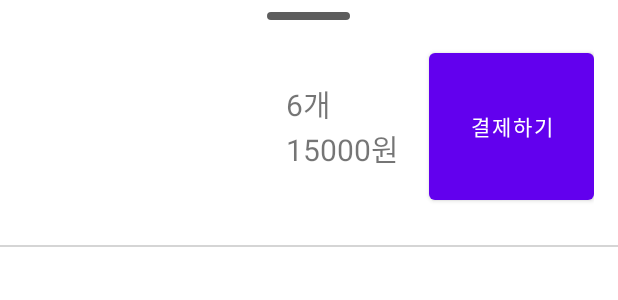
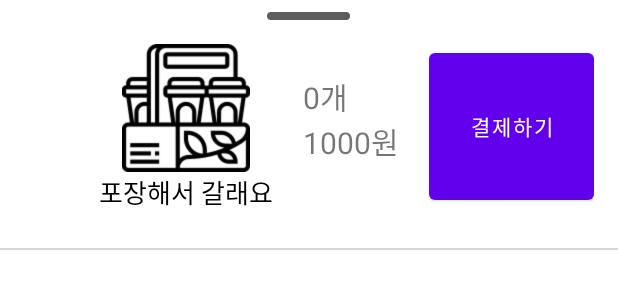
Before and after one commit to eFOROW/kiosk, an Android app: the layout cart_pannel.xml on its own in the app's theme, with its tools: preview values and no code run, on a phone screen of 412 x 824 dp. Shown: the top 300 px of the screen. Run offline under Robolectric (Android 15) with nearby library versions, the phone set to English and light mode, and no system bars.

Commit message:
Add : 카트의 갯수와 가격, 삭제 기능 구현 완료

```diff
--- a/app/src/main/res/layout/cart_pannel.xml
+++ b/app/src/main/res/layout/cart_pannel.xml
@@ -22,27 +22,55 @@
 
         <LinearLayout
             android:padding="16dp"
-            android:gravity="right"
+            android:gravity="end"
             android:layout_width="match_parent"
             android:layout_height="wrap_content"
             android:orientation="horizontal">
 
             <LinearLayout
+                android:layout_gravity="top"
+                android:orientation="vertical"
+                android:layout_width="wrap_content"
+                android:layout_height="wrap_content">
+
+                <ImageView
+                    android:layout_gravity="center"
+                    android:id="@+id/cart_ImageView"
+                    android:src="@drawable/pickup_icon"
+                    android:layout_width="85dp"
+                    android:layout_height="85dp"/>
+
+                <TextView
+                    android:id="@+id/cart_get_TextView"
+                    android:textSize="17dp"
+                    android:layout_gravity="center"
+                    android:text="포장해서 갈래요"
+                    android:textColor="@color/black"
+                    android:layout_width="wrap_content"
+                    android:layout_height="wrap_content"/>
+
+            </LinearLayout>
+
+
+
+            <LinearLayout
                 android:padding="20dp"
-                android:layout_gravity="center"
+                android:layout_gravity="top"
                 android:orientation="vertical"
                 android:layout_width="wrap_content"
                 android:layout_height="wrap_content">
 
                 <TextView
+                    android:id="@+id/cart_count_TextView"
                     android:textSize="20dp"
-                    android:text="6개"
+                    android:text="0개"
                     android:layout_width="wrap_content"
                     android:layout_height="wrap_content"/>
 
                 <TextView
+                    android:id="@+id/cart_price_TextView"
                     android:textSize="20dp"
-                    android:text="15000원"
+                    android:text="1000원"
                     android:layout_width="wrap_content"
                     android:layout_height="wrap_content"/>
 
```
Also changed, not shown: app/src/main/java/kr/ac/wsu/kiosk/MainActivity.java (+77 -39 lines), app/src/main/res/layout/item_layout.xml (+9 -2 lines).
